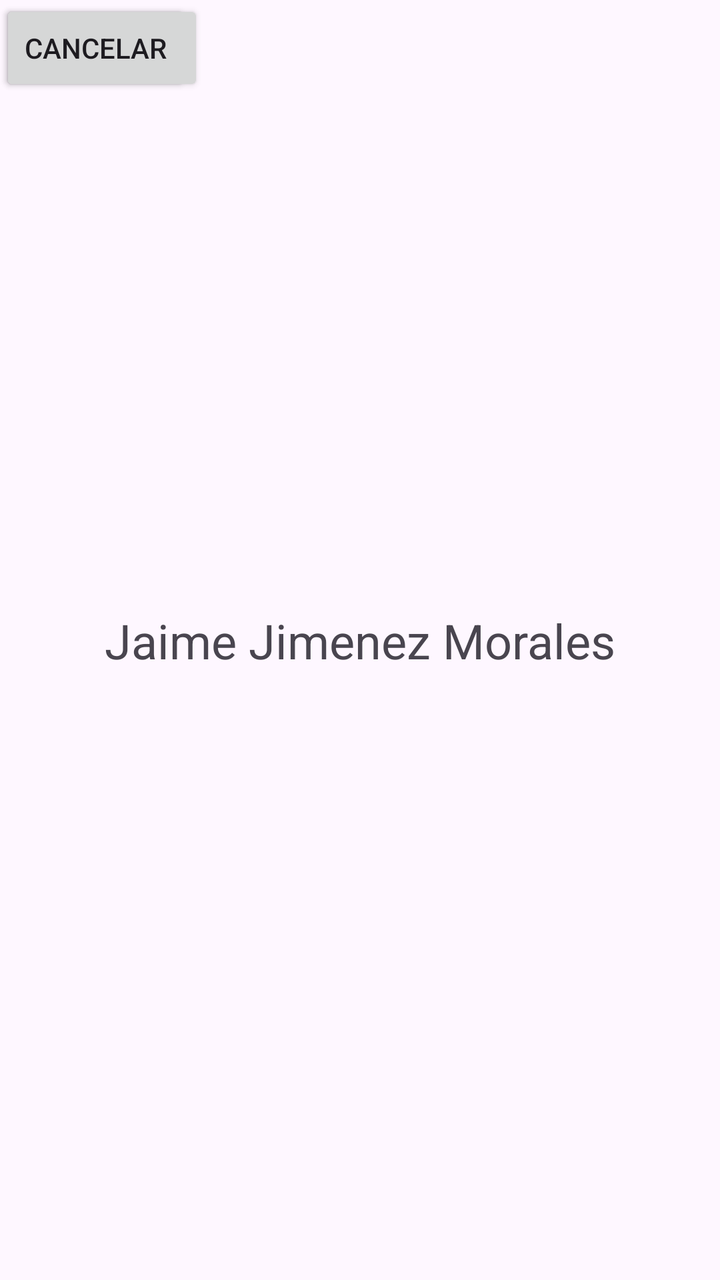
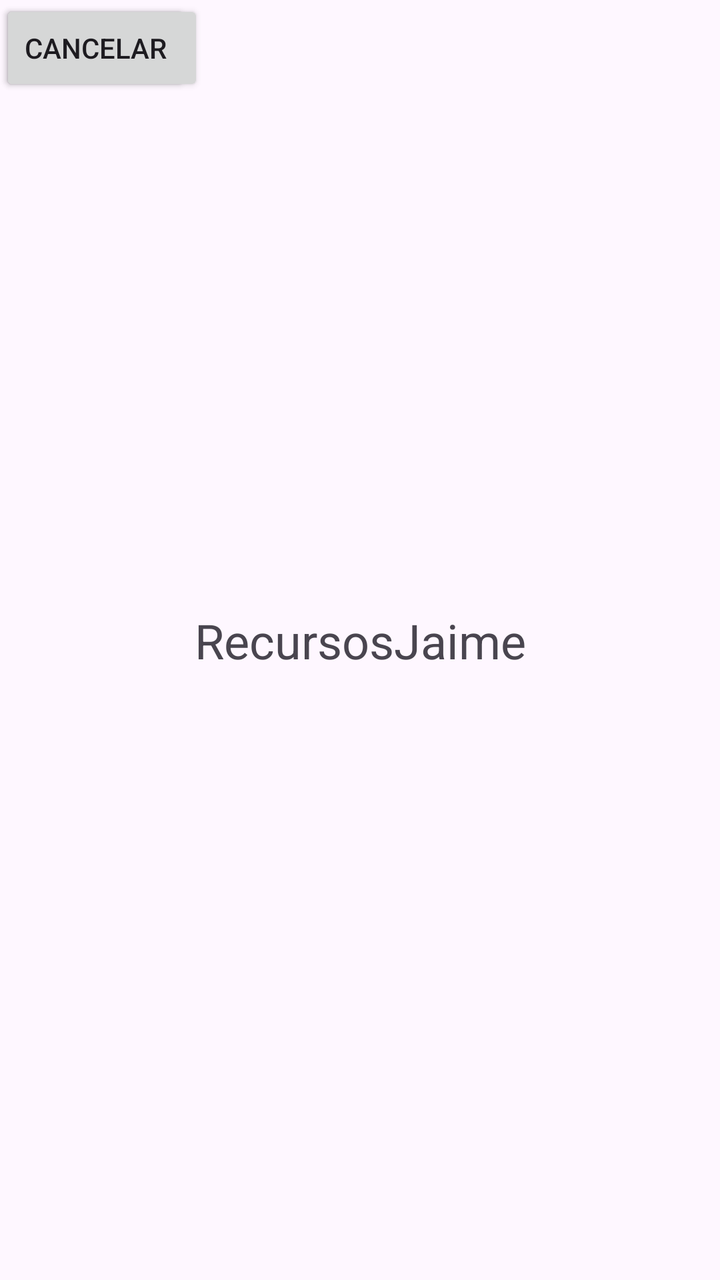

An Android layout rendered at two revisions. The XML below is the earlier revision; the diff shows what the commit changed to produce the second picture.
<!-- AndroidManifest.xml: application theme Theme.RecursosJaime -->
<!-- res/layout/activity_main.xml -->
<?xml version="1.0" encoding="utf-8"?>
<androidx.constraintlayout.widget.ConstraintLayout xmlns:android="http://schemas.android.com/apk/res/android"
    xmlns:app="http://schemas.android.com/apk/res-auto"
    xmlns:tools="http://schemas.android.com/tools"
    android:id="@+id/main"
    android:layout_width="match_parent"
    android:layout_height="match_parent"
    tools:context=".MainActivity">

    <TextView
        android:layout_width="wrap_content"
        android:layout_height="wrap_content"
        android:text="Jaime Jimenez Morales"
        android:textSize="24sp"
        app:layout_constraintBottom_toBottomOf="parent"
        app:layout_constraintEnd_toEndOf="parent"
        app:layout_constraintStart_toStartOf="parent"
        app:layout_constraintTop_toTopOf="parent" />

    <Button
        android:id="@+id/button"
        android:layout_width="wrap_content"
        android:layout_height="wrap_content"
        android:text="Continuar"
        tools:ignore="MissingConstraints"
        tools:layout_editor_absoluteX="150dp"
        tools:layout_editor_absoluteY="405dp" />

    <Button
        android:id="@+id/button2"
        android:layout_width="wrap_content"
        android:layout_height="wrap_content"
        android:text="Cancelar"
        tools:ignore="MissingConstraints"
        tools:layout_editor_absoluteX="157dp"
        tools:layout_editor_absoluteY="476dp" />


</androidx.constraintlayout.widget.ConstraintLayout>
<!-- resources referenced by this layout -->
<resources>
  <style name="Theme.RecursosJaime" parent="Base.Theme.RecursosJaime" />
  <style name="Base.Theme.RecursosJaime" parent="Theme.Material3.DayNight.NoActionBar">
          
          
      </style>
</resources>

<!-- the commit's change to res/layout/activity_main.xml (unified diff, before → after) -->
@@ -10,7 +10,7 @@
     <TextView
         android:layout_width="wrap_content"
         android:layout_height="wrap_content"
-        android:text="Jaime Jimenez Morales"
+        android:text="@string/app_name"
         android:textSize="24sp"
         app:layout_constraintBottom_toBottomOf="parent"
         app:layout_constraintEnd_toEndOf="parent"
@@ -21,7 +21,7 @@
         android:id="@+id/button"
         android:layout_width="wrap_content"
         android:layout_height="wrap_content"
-        android:text="Continuar"
+        android:text="@string/btn_continuar"
         tools:ignore="MissingConstraints"
         tools:layout_editor_absoluteX="150dp"
         tools:layout_editor_absoluteY="405dp" />
@@ -30,7 +30,7 @@
         android:id="@+id/button2"
         android:layout_width="wrap_content"
         android:layout_height="wrap_content"
-        android:text="Cancelar"
+        android:text="@string/btn_cancelar"
         tools:ignore="MissingConstraints"
         tools:layout_editor_absoluteX="157dp"
         tools:layout_editor_absoluteY="476dp" />
<!-- resource entries referenced after the edit -->
@@ -1,5 +1,8 @@
 <!-- resources referenced by this layout -->
 <resources>
+  <string name="app_name">RecursosJaime</string>
+  <string name="btn_cancelar">Cancelar</string>
+  <string name="btn_continuar">Continuar</string>
   <style name="Theme.RecursosJaime" parent="Base.Theme.RecursosJaime" />
   <style name="Base.Theme.RecursosJaime" parent="Theme.Material3.DayNight.NoActionBar">
           
